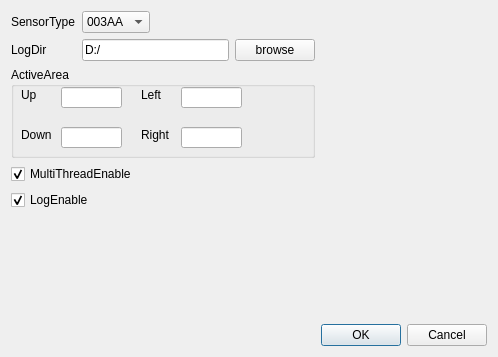
The window that AlgorithmTest/DialogDVSInit.ui (yixin1851/algorithm_HVS) describes before a commit, drawn with Qt 5.
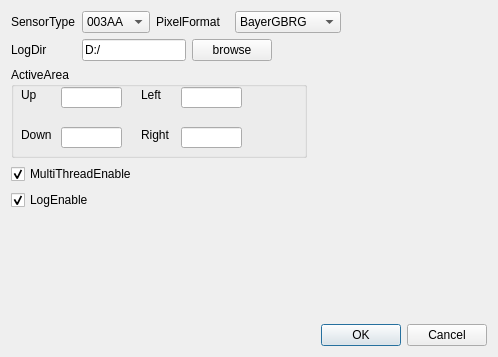
The same window after the commit.

```diff
--- a/AlgorithmTest/DialogDVSInit.ui
+++ b/AlgorithmTest/DialogDVSInit.ui
@@ -43,40 +43,25 @@
        <string>003CA</string>
       </property>
      </item>
+    </widget>
+   </item>
+   <item row="0" column="2" colspan="2">
+    <widget class="QLabel" name="label_10">
+     <property name="text">
+      <string>PixelFormat</string>
+     </property>
+    </widget>
+   </item>
+   <item row="0" column="4" colspan="3">
+    <widget class="QComboBox" name="comboBoxPixelFormat">
      <item>
       <property name="text">
-       <string>004AA</string>
+       <string>BayerGBRG</string>
       </property>
      </item>
     </widget>
    </item>
-   <item row="0" column="2">
-    <spacer name="horizontalSpacer_2">
-     <property name="orientation">
-      <enum>Qt::Horizontal</enum>
-     </property>
-     <property name="sizeHint" stdset="0">
-      <size>
-       <width>80</width>
-       <height>20</height>
-      </size>
-     </property>
-    </spacer>
-   </item>
-   <item row="0" column="3">
-    <spacer name="horizontalSpacer_3">
-     <property name="orientation">
-      <enum>Qt::Horizontal</enum>
-     </property>
-     <property name="sizeHint" stdset="0">
-      <size>
-       <width>80</width>
-       <height>20</height>
-      </size>
-     </property>
-    </spacer>
-   </item>
-   <item row="0" column="4">
+   <item row="0" column="7">
     <spacer name="horizontalSpacer_4">
      <property name="orientation">
       <enum>Qt::Horizontal</enum>
@@ -115,14 +100,14 @@
      </property>
     </widget>
    </item>
-   <item row="1" column="3">
+   <item row="1" column="3" colspan="2">
     <widget class="QPushButton" name="pushButtonBrowser">
      <property name="text">
       <string>browse</string>
      </property>
     </widget>
    </item>
-   <item row="1" column="4">
+   <item row="1" column="5" colspan="3">
     <spacer name="horizontalSpacer">
      <property name="orientation">
       <enum>Qt::Horizontal</enum>
@@ -135,7 +120,7 @@
      </property>
     </spacer>
    </item>
-   <item row="2" column="0" colspan="4">
+   <item row="2" column="0" colspan="6">
     <widget class="QGroupBox" name="groupBox_2">
      <property name="sizePolicy">
       <sizepolicy hsizetype="Minimum" vsizetype="Minimum">
@@ -279,7 +264,7 @@
      </property>
     </spacer>
    </item>
-   <item row="6" column="4">
+   <item row="6" column="6" colspan="2">
     <widget class="QDialogButtonBox" name="buttonBox">
      <property name="orientation">
       <enum>Qt::Horizontal</enum>
```
Left out of the diff: 15 changed lines with no effect on the pictures.
